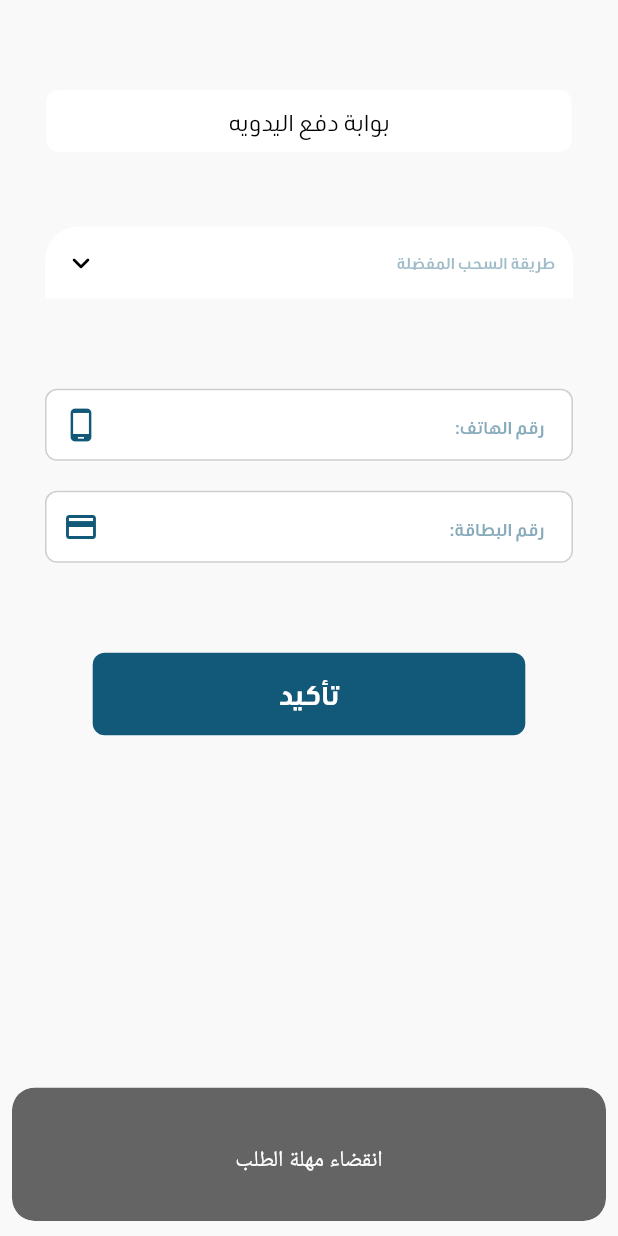
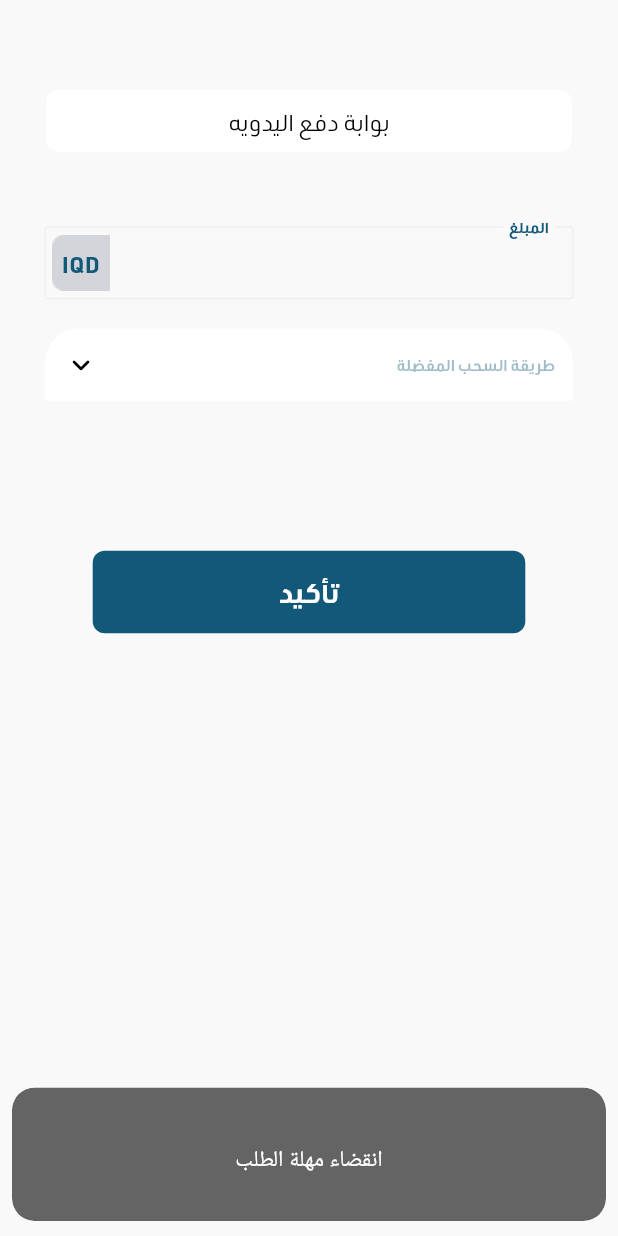
Before and after one commit to sleem2012/bus_irag, a Flutter app: the ManualPaymentView widget shown alone on an empty page, opened directly, on a phone screen of 412 x 824 dp. Run offline on Flutter 3.47's test engine with Material 3 defaults, Android fonts, the light colour scheme and no system bars; drawn by our look-alikes of extended_image; our stand-ins replace animated_bottom_navigation_bar, args, awesome_dialog, azlistview, cached_network_image, carousel_slider and 24 more; missing offline and left inert: cached_network_svg_image, syncfusion_flutter_core; accounts and stored records are empty; generated files the repository leaves out were written again; network calls fail; statements that could not run were skipped; project files that could hold a hidden picture were left out.

Commit message:
post dynamic fileds

```diff
--- a/lib/di.dart
+++ b/lib/di.dart
@@ -1,6 +1,7 @@
 import 'package:bus_iraq2/data/repository/direct_trip/direct_trip_repo.dart';
 import 'package:bus_iraq2/data/repository/general/general_repo.dart';
 import 'package:bus_iraq2/data/repository/wallet/wallet_repo.dart';
+import 'package:bus_iraq2/dynamic_ui/logic/post_manual_filds/post_manual_filds_bloc.dart';
 import 'package:bus_iraq2/logic/banner/banner_bloc.dart';
 import 'package:bus_iraq2/logic/book_custom_trip/book_custom_trip_bloc.dart';
 import 'package:bus_iraq2/logic/book_direct_trip/book_direct_trip_bloc.dart';
@@ -82,6 +83,7 @@ abstract class Di {
     _i.registerFactory(() => GetTicketBloc(getTicketRepoImp: _i()));
     _i.registerFactory(() => AccountHistoryBloc(accountHistoryRepoImp: _i()));
     _i.registerFactory(() => GetManualFieldsBloc(getManualFieldsRepoImp: _i()));
+    _i.registerFactory(() => PostManualFildsBloc(postManualFildsRepoImp: _i()));
   }
 
   static _unReg() async {
@@ -133,4 +135,5 @@ abstract class Di {
   static GetTicketBloc get getTicket => _i.get<GetTicketBloc>();
   static AccountHistoryBloc get getAccountHistory => _i.get<AccountHistoryBloc>();
   static GetManualFieldsBloc get getManualFields=> _i.get<GetManualFieldsBloc>();
+  static PostManualFildsBloc get postManualFields=> _i.get<PostManualFildsBloc>();
 }
--- a/lib/dynamic_ui/logic/get_manual_fields/get_manual_fields_state.dart
+++ b/lib/dynamic_ui/logic/get_manual_fields/get_manual_fields_state.dart
@@ -1,3 +1,4 @@
+import 'package:flutter/cupertino.dart';
 import 'package:freezed_annotation/freezed_annotation.dart';
 
 import '../../../shared/error/failures.dart';
@@ -8,7 +9,8 @@ part 'get_manual_fields_state.freezed.dart';
 abstract class GetManualFieldsState with _$GetManualFieldsState {
   const factory GetManualFieldsState.initial() = GetManualFieldsStateInitial;
   const factory GetManualFieldsState.loading() = GetManualFieldsStateLoading;
-  const factory GetManualFieldsState.success({required DynamicFieldsModel model}) = GetManualFieldsStateSuccess;
+  const factory GetManualFieldsState.success({ DynamicFieldsModel? model}) = GetManualFieldsStateSuccess;
   const factory GetManualFieldsState.error({required KFailure error}) = GetManualFieldsStateError;
+  const factory GetManualFieldsState.update({required UniqueKey key}) = GetManualFieldsStateUpdate;
 }
 // flutter pub run build_runner watch --delete-conflicting-outputs
--- /dev/null
+++ b/lib/dynamic_ui/logic/post_manual_filds/post_manual_filds_state.dart
@@ -0,0 +1,13 @@
+import 'package:freezed_annotation/freezed_annotation.dart';
+
+import '../../../shared/error/failures.dart';
+part 'post_manual_filds_state.freezed.dart';
+
+@freezed
+abstract class PostManualFildsState with _$PostManualFildsState {
+  const factory PostManualFildsState.initial() = PostManualFildsStateInitial;
+  const factory PostManualFildsState.loading() = PostManualFildsStateLoading;
+  const factory PostManualFildsState.success() = PostManualFildsStateSuccess;
+  const factory PostManualFildsState.error({required KFailure error}) = PostManualFildsStateError;
+}
+// flutter pub run build_runner watch --delete-conflicting-outputs
--- a/lib/dynamic_ui/view/manual_payment_view.dart
+++ b/lib/dynamic_ui/view/manual_payment_view.dart
@@ -1,9 +1,13 @@
+import 'dart:io';
+
 import 'package:bus_iraq2/di.dart';
 import 'package:bus_iraq2/dynamic_ui/logic/get_manual_fields/get_manual_fields_state.dart';
+import 'package:bus_iraq2/dynamic_ui/logic/post_manual_filds/post_manual_filds_state.dart';
 import 'package:bus_iraq2/shared/extensions.dart';
+import 'package:dio/dio.dart';
 import 'package:flutter/material.dart';
 import 'package:flutter_bloc/flutter_bloc.dart';
-import 'package:get/get.dart';
+import 'package:get/get.dart' hide MultipartFile;
 
 import '../../shared/localization/trans.dart';
 import '../../shared/theme/colors.dart';
@@ -11,41 +15,85 @@ import '../../shared/theme/helper.dart';
 import '../../shared/theme/text_theme.dart';
 import '../../shared/widgets/custom_button.dart';
 import '../../shared/widgets/drop_down.dart';
+import '../../shared/widgets/file_picker_widget.dart';
+import '../../shared/widgets/flux_image.dart';
 import '../../shared/widgets/text_field.dart';
 import '../../shared/widgets/titled_container.dart';
 import '../data/model/fields_model.dart';
 import '../logic/get_manual_fields/get_manual_fields_bloc.dart';
+import '../logic/post_manual_filds/post_manual_filds_bloc.dart';
 
 class ManualPaymentView extends StatelessWidget {
   const ManualPaymentView({super.key});
 
   @override
   Widget build(BuildContext context) {
+    final GlobalKey<FormState> formKey = GlobalKey<FormState>();
+
     return Column(
       children: [
         const TitledContainer(
           title: "بوابة دفع اليدويه",
         ),
         Expanded(
-          child: BlocProvider(
+          child: MultiBlocProvider(
+            providers: [
+              BlocProvider(
                 create: (context) => Di.getManualFields..get(),
-            child: BlocConsumer<GetManualFieldsBloc, GetManualFieldsState>(
+              ),
+              BlocProvider(
+                create: (context) => Di.postManualFields,
+              ),
+            ],
+            child: BlocConsumer<PostManualFildsBloc, PostManualFildsState>(
               listener: (context, state) {
                 // TODO: implement listener
               },
               builder: (context, state) {
-                final model = state.whenOrNull(
-                  success: (model) => model.data,
-                );
-                final bloc = GetManualFieldsBloc.of(context);
+                final postBloc= PostManualFildsBloc.of(context);
+                return BlocBuilder<GetManualFieldsBloc, GetManualFieldsState>(
+                  builder: (context, state) {
+                    final model = GetManualFieldsBloc.of(context).model?.data;
+                    final getBloc = GetManualFieldsBloc.of(context);
                     return Container(
                       color: KColors.backgroundD,
                       width: double.infinity,
                       child: SingleChildScrollView(
                         padding: const EdgeInsets.symmetric(horizontal: 30),
+                        child: Form(
+                          key: formKey,
                           child: Column(
                             children: [
                               30.h,
+
+                              KTextFormField(
+                                labelText: 'المبلغ',
+                                keyboardType: TextInputType.number,
+                                onChanged: (p0) {
+                                 postBloc.setAmount(p0);
+                                },
+                                suffixIcon: Stack(
+                                  alignment: Alignment.center,
+                                  children: [
+                                    const FluxImage(
+                                      imageUrl: 'assets/images/iqd.png',
+                                    ),
+                                    Text(
+                                      'IQD',
+                                      style: KTextStyle.of(context)
+                                          .fifteen
+                                          .copyWith(color: KColors.mainColor),
+                                    )
+                                  ],
+                                ),
+                                validator: (value) {
+                                  if (value!.isEmpty) {
+                                    return Tr.get.field_required;
+                                  }
+                                  return null;
+                                },
+                              ),
+                              20.h,
                               KDropdownBtn<DynamicFieldsData>(
                                   // minHeight: Get.height * .038,
                                   hintColor: KColors.mainColor.withOpacity(.40),
@@ -53,7 +101,8 @@ class ManualPaymentView extends StatelessWidget {
                                       KHelper.of(context).circledTopContainer,
                                   title: "طريقة السحب المفضلة",
                                   onChanged: (DynamicFieldsData? p0) {
-                              bloc.selectParameters(p0?.parameters);
+                                    getBloc.selectParameters(p0?.parameters);
+                                    postBloc.setGateway(p0?.id??-1);
                                     // p0?.parameters?.forEach(
                                     //   (key, value) {
                                     //     debugPrint("$Key" "${value.type}");
@@ -61,18 +110,25 @@ class ManualPaymentView extends StatelessWidget {
                                     // );
                                   },
                                   items: model
-                                    ?.map((e) => KHelper.of(context).itemView(
-                                        itemText: e.name ?? '', value: e))
+                                          ?.map((e) => KHelper.of(context)
+                                              .itemView(
+                                                  itemText: e.name ?? '',
+                                                  value: e))
                                           .toList() ??
                                       []),
                               40.h,
-                        ...?bloc.selectedParameters?.entries.map((e) {
+                              ...?getBloc.selectedParameters?.entries.map((e) {
                                 final type = e.value.type;
-                          return type?.when(
-                                textField: () =>  KTextFormField(
+                                return Padding(
+                                  padding: EdgeInsets.only(bottom: 20),
+                                  child: type?.when(
+                                        textField: () => KTextFormField(
                                           // width: Get.width * .75,
                                           // textFiledHieght: Get.height * .045,
                                           // controller: nameController,
+                                          onChanged: (p0) {
+                                            postBloc.addText({"${e.value.fieldName}":p0});
+                                          },
                                           decoration: InputDecoration(
                                             suffixIcon: const Icon(
                                               Icons.person_outline,
@@ -80,24 +136,35 @@ class ManualPaymentView extends StatelessWidget {
                                             ),
                                             fillColor: KColors.whiteColor,
                                             filled: true,
-                                    hintStyle: KTextStyle.of(context).ten.copyWith(
-                                        color: KColors.mainColor.withOpacity(.5)),
-                                    contentPadding: const EdgeInsets.only(right: 15),
+                                            hintStyle: KTextStyle.of(context)
+                                                .ten
+                                                .copyWith(
+                                                    color: KColors.mainColor
+                                                        .withOpacity(.5)),
+                                            contentPadding:
+                                                const EdgeInsets.only(
+                                                    right: 15),
                                             hintText: e.value.fieldLevel,
                                             enabledBorder: OutlineInputBorder(
-                                      borderRadius: BorderRadius.circular(8),
+                                              borderRadius:
+                                                  BorderRadius.circular(8),
                                               borderSide: BorderSide(
-                                          color: Colors.grey.withOpacity(.5)),
+                                                  color: Colors.grey
+                                                      .withOpacity(.5)),
                                             ),
                                             focusedBorder: OutlineInputBorder(
-                                        borderRadius: BorderRadius.circular(8),
+                                                borderRadius:
+                                                    BorderRadius.circular(8),
                                                 borderSide: BorderSide(
-                                            color: KColors.mainColor.withOpacity(.5))),
+                                                    color: KColors.mainColor
+                                                        .withOpacity(.5))),
                                           ),
 
                                           keyboardType: TextInputType.name,
                                           validator: (p0) {
-                                    if (p0!.isEmpty) {
+                                            if (p0!.isEmpty &&
+                                                e.value.validation ==
+                                                    'required') {
                                               return Tr.get.field_required;
                                             }
                                             return null;
@@ -106,88 +173,40 @@ class ManualPaymentView extends StatelessWidget {
                                         checkbox: () => const SizedBox(),
                                         dateTimePiker: () => const SizedBox(),
                                         dropDownButton: () => const SizedBox(),
-                                fileInput: () =>  Text(e.value.fieldLevel??''),
-                                imageInput: () => const SizedBox(),
-                                radioButton: () => const SizedBox(),
-                              ) ??
-                              const SizedBox();
-                        }),
-                        20.h,
-                        KTextFormField(
-                          // width: Get.width * .75,
-                          // textFiledHieght: Get.height * .045,
-                          // controller: nameController,
-                          decoration: InputDecoration(
-                            suffixIcon: const Icon(
-                              Icons.phone_android,
-                              color: KColors.mainColor,
-                            ),
-                            fillColor: KColors.whiteColor,
-                            filled: true,
-                            hintStyle: KTextStyle.of(context).ten.copyWith(
-                                color: KColors.mainColor.withOpacity(.5)),
-                            contentPadding: const EdgeInsets.only(right: 15),
-                            hintText: 'رقم الهاتف:',
-                            enabledBorder: OutlineInputBorder(
-                              borderRadius: BorderRadius.circular(8),
-                              borderSide: BorderSide(
-                                  color: Colors.grey.withOpacity(.5)),
-                            ),
-                            focusedBorder: OutlineInputBorder(
-                                borderRadius: BorderRadius.circular(8),
-                                borderSide: BorderSide(
-                                    color: KColors.mainColor.withOpacity(.5))),
-                          ),
-
-                          keyboardType: TextInputType.phone,
+                                        fileInput: () => FilePickerWidget(
+                                          onSelect: (File? s) async{
+                                            final file=  MultipartFile.fromFileSync(s?.path??'', filename: s?.path.split('/').last);
+                                            postBloc.addFile({"${e.value.fieldName}":"$file"});
+                                          },
+                                          title: e.value.fieldLevel ?? '',
                                           validator: (p0) {
-                            if (p0!.isEmpty) {
+                                            if (e.value.validation ==
+                                                'required') {
                                               return Tr.get.field_required;
                                             }
                                             return null;
                                           },
                                         ),
-                        20.h,
-                        KTextFormField(
-                          // width: Get.width * .75,
-                          // textFiledHieght: Get.height * .045,
-                          // controller: nameController,
-                          decoration: InputDecoration(
-                            suffixIcon: const Icon(
-                              Icons.credit_card,
-                              color: KColors.mainColor,
-                            ),
-                            fillColor: KColors.whiteColor,
-                            filled: true,
-                            hintStyle: KTextStyle.of(context).ten.copyWith(
-                                color: KColors.mainColor.withOpacity(.5)),
-                            contentPadding: const EdgeInsets.only(right: 15),
-                            hintText: 'رقم البطاقة:',
-                            enabledBorder: OutlineInputBorder(
-                              borderRadius: BorderRadius.circular(8),
-                              borderSide: BorderSide(
-                                  color: Colors.grey.withOpacity(.5)),
-                            ),
-                            focusedBorder: OutlineInputBorder(
-                                borderRadius: BorderRadius.circular(8),
-                                borderSide: BorderSide(
-                                    color: KColors.mainColor.withOpacity(.5))),
-                          ),
-
-                          keyboardType: TextInputType.number,
-                          validator: (p0) {
-                            if (p0!.isEmpty) {
-                              return Tr.get.field_required;
-                            }
-                            return null;
-                          },
-                        ),
+                                        imageInput: () => const SizedBox(),
+                                        radioButton: () => const SizedBox(),
+                                      ) ??
+                                      const SizedBox(),
+                                );
+                              }),
                               60.h,
                               Padding(
-                          padding: EdgeInsets.only(bottom: Get.height * .2),
+                                padding:
+                                    EdgeInsets.only(bottom: Get.height * .2),
                                 child: KButton(
                                   title: "تأكيد",
-                            onPressed: () {},
+                                  onPressed: () {
+                                    // if (formKey.currentState!.validate()) {
+                                    //   formKey.currentState!.save();
+                                    // }
+                                    debugPrint(postBloc.json.toString());
+
+                                    postBloc.post();
+                                  },
                                   kFillColor: KColors.mainColor,
                                   textColor: KColors.whiteColor,
                                   hieght: 55,
@@ -198,6 +217,9 @@ class ManualPaymentView extends StatelessWidget {
                             ],
                           ),
                         ),
+                      ),
+                    );
+                  },
                 );
               },
             ),
--- a/lib/shared/api_client/endpoints.dart
+++ b/lib/shared/api_client/endpoints.dart
@@ -20,4 +20,6 @@ abstract class KEndPoints {
   static String getTicketHistory = '${baseUrl}tickets';
   static String getAccountHistory = '${baseUrl}history';
   static String getManualFields = '${baseUrl}pocket/manual-gateways';
+  static String postManualFields = '${baseUrl}pocket/manual-charge';
+
 }
```
Also changed, not shown: lib/dynamic_ui/data/repo/manual_payment_repo.dart (+10 -0 lines), lib/dynamic_ui/logic/get_manual_fields/get_manual_fields_bloc.dart (+19 -10 lines), lib/dynamic_ui/logic/post_manual_filds/post_manual_filds_bloc.dart (added, +67 -0 lines), lib/shared/widgets/file_picker_widget.dart (added, +90 -0 lines), lib/dynamic_ui/logic/get_manual_fields/get_manual_fields_state.freezed.dart, lib/dynamic_ui/logic/post_manual_filds/post_manual_filds_state.freezed.dart (added). Lines whose indentation alone changed are shown as unchanged.
